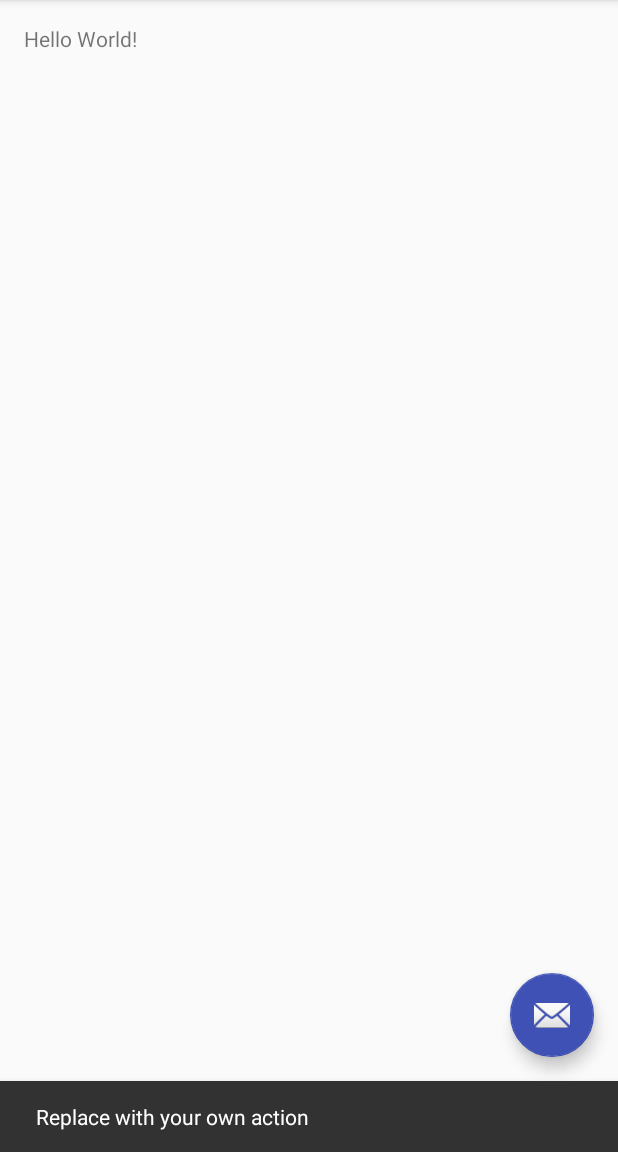
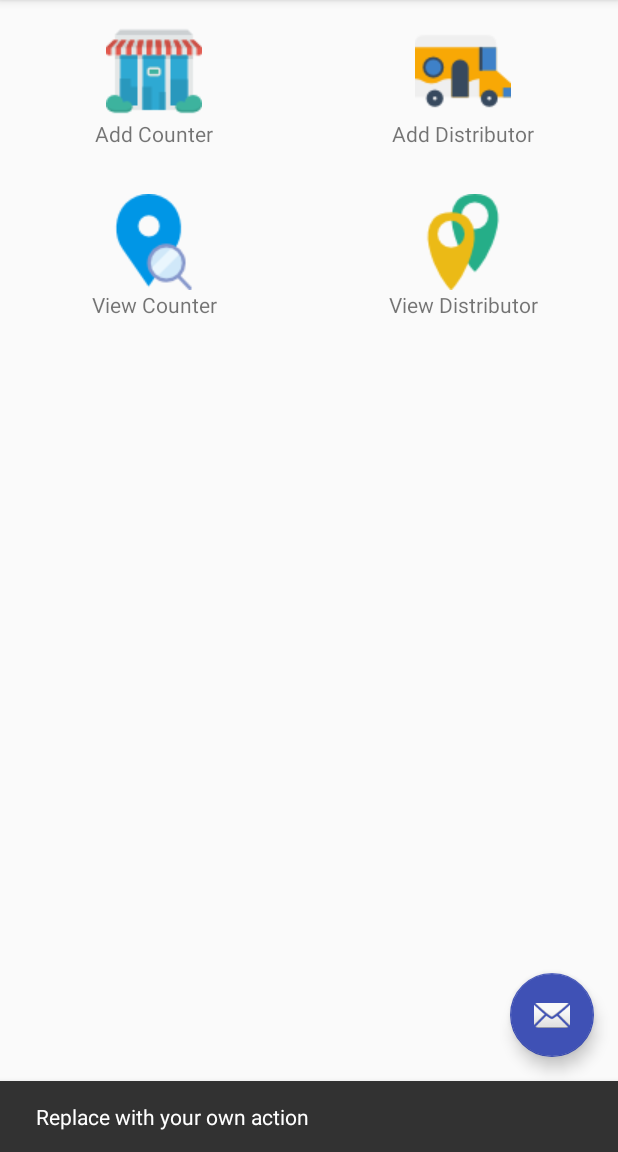
Before and after one commit to amitkp/Android, an Android app: the Dashboard screen opened directly, with no data from a screen before it, after a tap on an icon or button, on a phone screen of 412 x 824 dp, the part 84-1236 px from its top. Run offline under Robolectric (Android 15) with nearby library versions, the phone set to English and light mode, and no system bars.

Commit message:
amit 17_11

```diff
--- a/app/src/main/AndroidManifest.xml
+++ b/app/src/main/AndroidManifest.xml
@@ -21,7 +21,7 @@
         <activity android:name=".UI.Login"
             android:screenOrientation="portrait"></activity>
 
-        <activity android:name=".MainActivity"
+        <activity android:name=".UI.Dashboard"
             android:theme="@style/AppTheme.NoActionBar"
             android:screenOrientation="portrait"></activity>
     </application>
--- a/app/src/main/java/com/nordusk/MainActivity.java
+++ b/app/src/main/java/com/nordusk/UI/Dashboard.java
@@ -1,4 +1,4 @@
-package com.nordusk;
+package com.nordusk.UI;
 
 import android.os.Bundle;
 import android.support.design.widget.FloatingActionButton;
@@ -12,14 +12,23 @@ import android.support.v7.app.AppCompatActivity;
 import android.support.v7.widget.Toolbar;
 import android.view.Menu;
 import android.view.MenuItem;
+import android.widget.GridView;
 
-public class MainActivity extends AppCompatActivity
+import com.nordusk.R;
+import com.nordusk.adapter.GridDashboardAdapter;
+
+public class Dashboard extends AppCompatActivity
         implements NavigationView.OnNavigationItemSelectedListener {
+
+    private GridView grid_dashboard_item;
 
     @Override
     protected void onCreate(Bundle savedInstanceState) {
         super.onCreate(savedInstanceState);
         setContentView(R.layout.activity_main);
+
+        initView();
+
         Toolbar toolbar = (Toolbar) findViewById(R.id.toolbar);
         setSupportActionBar(toolbar);
 
@@ -40,6 +49,18 @@ public class MainActivity extends AppCompatActivity
 
         NavigationView navigationView = (NavigationView) findViewById(R.id.nav_view);
         navigationView.setNavigationItemSelectedListener(this);
+
+        setAdapter();
+    }
+
+    private void setAdapter() {
+
+        grid_dashboard_item.setAdapter(new GridDashboardAdapter(Dashboard.this));
+    }
+
+    private void initView() {
+
+        grid_dashboard_item=(GridView)findViewById(R.id.dashboard_grid);
     }
 
     @Override
--- a/app/src/main/java/com/nordusk/UI/Login.java
+++ b/app/src/main/java/com/nordusk/UI/Login.java
@@ -6,7 +6,6 @@ import android.os.Bundle;
 import android.view.View;
 import android.widget.Button;
 
-import com.nordusk.MainActivity;
 import com.nordusk.R;
 
 public class Login extends AppCompatActivity {
@@ -31,7 +30,7 @@ public class Login extends AppCompatActivity {
         btn_login.setOnClickListener(new View.OnClickListener() {
             @Override
             public void onClick(View view) {
-                startActivity(new Intent(Login.this, MainActivity.class));
+                startActivity(new Intent(Login.this, Dashboard.class));
             }
         });
 
--- /dev/null
+++ b/app/src/main/java/com/nordusk/adapter/GridDashboardAdapter.java
@@ -0,0 +1,72 @@
+package com.nordusk.adapter;
+
+import android.app.Activity;
+import android.content.Context;
+import android.view.LayoutInflater;
+import android.view.View;
+import android.view.ViewGroup;
+import android.widget.BaseAdapter;
+import android.widget.ImageView;
+import android.widget.TextView;
+
+import com.nordusk.R;
+
+/**
+ * Created by DELL on 17-11-2016.
+ */
+public class GridDashboardAdapter extends BaseAdapter{
+
+    private int[] img_ids={R.drawable.store,R.drawable.distributor,R.drawable.placeholder,R.drawable.placeholders};
+    private String[] options_dashboard;
+
+    private Context mContext;
+    private LayoutInflater layoutInflater;
+
+    public GridDashboardAdapter(Context context)
+    {
+        this.mContext=context;
+        this.layoutInflater=(LayoutInflater)context.getSystemService(Activity.LAYOUT_INFLATER_SERVICE);
+        options_dashboard=context.getResources().getStringArray(R.array.options_dashboard);
+    }
+
+
+    @Override
+    public int getCount() {
+        return options_dashboard.length;
+    }
+
+    @Override
+    public Object getItem(int i) {
+        return null;
+    }
+
+    @Override
+    public long getItemId(int i) {
+        return 0;
+    }
+
+    @Override
+    public View getView(int position, View convertView, ViewGroup viewGroup) {
+        Holder holder = null;
+        if (convertView == null) {
+            convertView = layoutInflater.inflate(R.layout.item_dashboard, viewGroup, false);
+            holder = new Holder();
+            holder.txt_option = (TextView) convertView.findViewById(R.id.dashboard_txt_item);
+            holder.img_icon = (ImageView) convertView.findViewById(R.id.dashboard_img_icon);
+            convertView.setTag(holder);
+        } else {
+            holder = (Holder) convertView.getTag();
+        }
+
+        holder.txt_option.setText(options_dashboard[position]);
+        holder.img_icon.setImageResource(img_ids[position]);
+
+        return convertView;
+    }
+
+    public class Holder
+    {
+        private ImageView img_icon;
+        private TextView txt_option;
+    }
+}
--- a/app/src/main/res/layout/app_bar_main.xml
+++ b/app/src/main/res/layout/app_bar_main.xml
@@ -5,7 +5,7 @@
     android:layout_width="match_parent"
     android:layout_height="match_parent"
     android:fitsSystemWindows="true"
-    tools:context="com.nordusk.MainActivity">
+    tools:context=".UI.Dashboard">
 
     <android.support.design.widget.AppBarLayout
         android:layout_width="match_parent"
--- a/app/src/main/res/layout/content_main.xml
+++ b/app/src/main/res/layout/content_main.xml
@@ -2,18 +2,19 @@
 <RelativeLayout xmlns:android="http://schemas.android.com/apk/res/android"
     xmlns:app="http://schemas.android.com/apk/res-auto"
     xmlns:tools="http://schemas.android.com/tools"
-    android:layout_width="match_parent"
-    android:layout_height="match_parent"
-    android:paddingBottom="@dimen/activity_vertical_margin"
-    android:paddingLeft="@dimen/activity_horizontal_margin"
-    android:paddingRight="@dimen/activity_horizontal_margin"
-    android:paddingTop="@dimen/activity_vertical_margin"
+    android:layout_width="wrap_content"
+    android:layout_height="wrap_content"
+
     app:layout_behavior="@string/appbar_scrolling_view_behavior"
-    tools:context="com.nordusk.MainActivity"
+    tools:context=".UI.Dashboard"
     tools:showIn="@layout/app_bar_main">
 
-    <TextView
+
+    <GridView
         android:layout_width="wrap_content"
         android:layout_height="wrap_content"
-        android:text="Hello World!" />
+        android:id="@+id/dashboard_grid"
+        android:layout_centerInParent="true"
+        android:numColumns="2"
+        />
 </RelativeLayout>
--- /dev/null
+++ b/app/src/main/res/layout/item_dashboard.xml
@@ -0,0 +1,26 @@
+<?xml version="1.0" encoding="utf-8"?>
+<LinearLayout xmlns:android="http://schemas.android.com/apk/res/android"
+    android:layout_width="match_parent"
+    android:layout_height="wrap_content"
+    android:gravity="center"
+    android:layout_margin="@dimen/dp_10"
+    android:padding="@dimen/dp_15"
+    android:elevation="@dimen/dp_5"
+
+    android:orientation="vertical">
+
+    <ImageView
+        android:id="@+id/dashboard_img_icon"
+        android:layout_width="wrap_content"
+        android:layout_height="wrap_content"
+        android:layout_gravity="center"
+        android:src="@mipmap/ic_launcher" />
+
+    <TextView
+        android:id="@+id/dashboard_txt_item"
+        android:layout_width="wrap_content"
+        android:layout_height="wrap_content"
+
+        android:layout_gravity="center"
+        android:text="New Text" />
+</LinearLayout>
--- a/app/src/main/res/values/dimens.xml
+++ b/app/src/main/res/values/dimens.xml
@@ -9,6 +9,7 @@
 
     <dimen name="dp_15">15dp</dimen>
     <dimen name="dp_10">10dp</dimen>
+    <dimen name="dp_5">5dp</dimen>
 
 
 </resources>
--- a/app/src/main/res/values/strings.xml
+++ b/app/src/main/res/values/strings.xml
@@ -14,4 +14,18 @@
     <string name="txt_password">Password</string>
     <string name="txt_loginas">Login As: </string>
     <string name="txt_forgotpswrd">Forgot Password?</string>
+
+    <!--Dashboard-->
+
+    <string name="txt_addcounter">Add Counter</string>
+    <string name="txt_adddistributor">Add Distributor</string>
+    <string name="txt_viewcounter">View Counter</string>
+    <string name="txt_viewdistributor">View Distributor</string>
+
+    <array name="options_dashboard">
+    <item>@string/txt_addcounter</item>
+    <item>@string/txt_adddistributor</item>
+    <item>@string/txt_viewcounter</item>
+    <item>@string/txt_viewdistributor</item>
+    </array>
 </resources>
```
Also changed, not shown: app/src/main/res/drawable/distributor.png (added), app/src/main/res/drawable/placeholder.png (added), app/src/main/res/drawable/placeholders.png (added), app/src/main/res/drawable/store.png (added).
